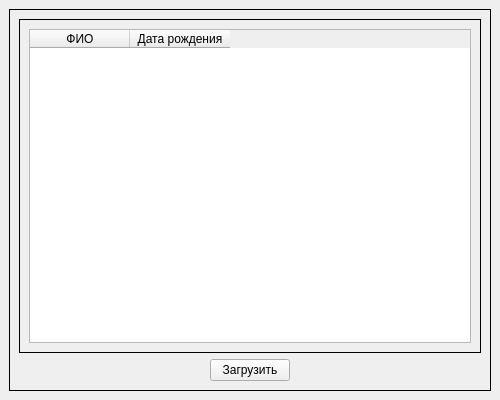
Above: mainwindow.ui from PepaSmoker/labs before the change. Below: the same form after it.
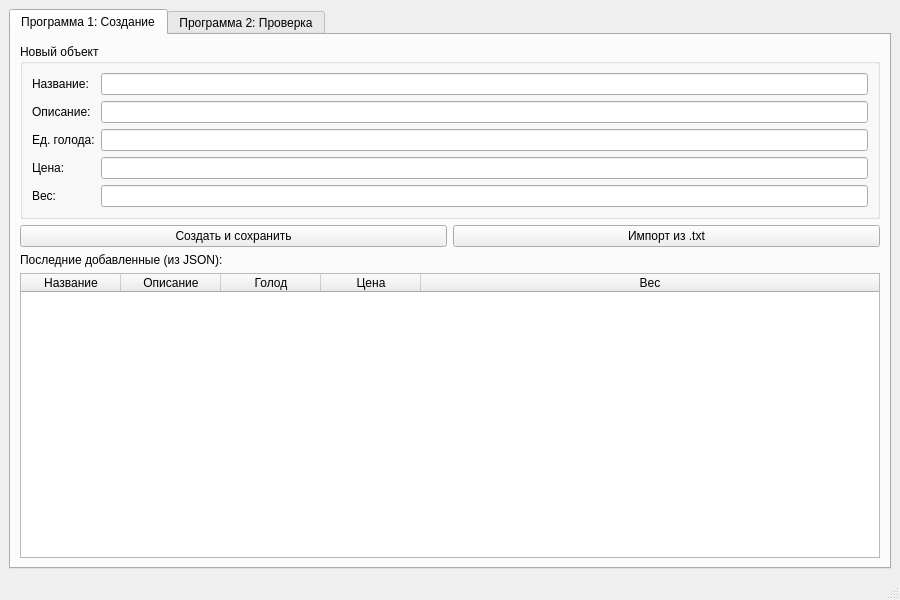
That is the form after the change. The open tabs and pages were chosen to show the change.

Patch:
```diff
--- a/mainwindow.ui
+++ b/mainwindow.ui
@@ -6,8 +6,8 @@
    <rect>
     <x>0</x>
     <y>0</y>
-    <width>500</width>
-    <height>400</height>
+    <width>900</width>
+    <height>600</height>
    </rect>
   </property>
   <property name="windowTitle">
@@ -18,64 +18,267 @@
    <layout class="QVBoxLayout" name="verticalLayout">
 
     <item>
-     <widget class="QFrame" name="frameOuter">
-      <property name="frameShape">
-       <enum>QFrame::Box</enum>
+     <widget class="QTabWidget" name="tabWidget">
+      <property name="currentIndex">
+       <number>1</number>
       </property>
-
-      <layout class="QVBoxLayout" name="frameLayout">
-
-       <item>
-        <widget class="QFrame" name="frameInner">
-         <property name="frameShape">
-          <enum>QFrame::Box</enum>
-         </property>
-
-         <layout class="QVBoxLayout" name="innerLayout">
-
-          <item>
-           <widget class="QTableWidget" name="tableWidget">
-            <property name="columnCount">
-             <number>2</number>
-            </property>
-
-            <column>
+      <widget class="QWidget" name="tabCreate">
+       <attribute name="title">
+        <string>Программа 1: Создание</string>
+       </attribute>
+       <layout class="QVBoxLayout" name="verticalLayout_2">
+        <item>
+         <widget class="QGroupBox" name="groupBox">
+          <property name="title">
+           <string>Новый объект</string>
+          </property>
+          <layout class="QFormLayout" name="formLayout">
+           <item row="0" column="0">
+            <widget class="QLabel" name="labelName">
              <property name="text">
-              <string>ФИО</string>
+              <string>Название:</string>
              </property>
-            </column>
-
-            <column>
+            </widget>
+           </item>
+           <item row="0" column="1">
+            <widget class="QLineEdit" name="leName"/>
+           </item>
+           <item row="1" column="0">
+            <widget class="QLabel" name="labelDescription">
              <property name="text">
-              <string>Дата рождения</string>
+              <string>Описание:</string>
              </property>
-            </column>
-
+            </widget>
+           </item>
+           <item row="1" column="1">
+            <widget class="QLineEdit" name="leDescription"/>
+           </item>
+           <item row="2" column="0">
+            <widget class="QLabel" name="labelHunger">
+             <property name="text">
+              <string>Ед. голода:</string>
+             </property>
+            </widget>
+           </item>
+           <item row="2" column="1">
+            <widget class="QLineEdit" name="leHunger"/>
+           </item>
+           <item row="3" column="0">
+            <widget class="QLabel" name="labelPrice">
+             <property name="text">
+              <string>Цена:</string>
+             </property>
+            </widget>
+           </item>
+           <item row="3" column="1">
+            <widget class="QLineEdit" name="lePrice"/>
+           </item>
+           <item row="4" column="0">
+            <widget class="QLabel" name="labelWeight">
+             <property name="text">
+              <string>Вес:</string>
+             </property>
+            </widget>
+           </item>
+           <item row="4" column="1">
+            <widget class="QLineEdit" name="leWeight"/>
+           </item>
+          </layout>
+         </widget>
+        </item>
+        <item>
+         <layout class="QHBoxLayout" name="horizontalLayout">
+          <item>
+           <widget class="QPushButton" name="btnCreate">
+            <property name="text">
+             <string>Создать и сохранить</string>
+            </property>
            </widget>
           </item>
-
+          <item>
+           <widget class="QPushButton" name="btnImportTxt">
+            <property name="text">
+             <string>Импорт из .txt</string>
+            </property>
+           </widget>
+          </item>
          </layout>
-        </widget>
-       </item>
-
-       <item alignment="Qt::AlignHCenter">
-        <widget class="QPushButton" name="loadBtn">
-         <property name="text">
-          <string>Загрузить</string>
-         </property>
-         <property name="minimumWidth">
-          <number>120</number>
-         </property>
-        </widget>
-       </item>
-
-      </layout>
+        </item>
+        <item>
+         <widget class="QLabel" name="labelPreview">
+          <property name="text">
+           <string>Последние добавленные (из JSON):</string>
+          </property>
+         </widget>
+        </item>
+        <item>
+         <widget class="QTableWidget" name="tablePreview">
+          <property name="columnCount">
+           <number>5</number>
+          </property>
+          <attribute name="horizontalHeaderStretchLastSection">
+           <bool>true</bool>
+          </attribute>
+          <column>
+           <property name="text">
+            <string>Название</string>
+           </property>
+          </column>
+          <column>
+           <property name="text">
+            <string>Описание</string>
+           </property>
+          </column>
+          <column>
+           <property name="text">
+            <string>Голод</string>
+           </property>
+          </column>
+          <column>
+           <property name="text">
+            <string>Цена</string>
+           </property>
+          </column>
+          <column>
+           <property name="text">
+            <string>Вес</string>
+           </property>
+          </column>
+         </widget>
+        </item>
+       </layout>
+      </widget>
+      <widget class="QWidget" name="tabCheck">
+       <attribute name="title">
+        <string>Программа 2: Проверка</string>
+       </attribute>
+       <layout class="QVBoxLayout" name="verticalLayout_3">
+        <item>
+         <layout class="QHBoxLayout" name="horizontalLayout_2">
+          <item>
+           <widget class="QPushButton" name="btnLoadJson">
+            <property name="text">
+             <string>Загрузить JSON</string>
+            </property>
+           </widget>
+          </item>
+          <item>
+           <widget class="QPushButton" name="btnSaveBroken">
+            <property name="text">
+             <string>Сохранить битые объекты в файл</string>
+            </property>
+           </widget>
+          </item>
+          <item>
+           <widget class="QPushButton" name="btnRefreshTables">
+            <property name="text">
+             <string>Обновить таблицы</string>
+            </property>
+           </widget>
+          </item>
+         </layout>
+        </item>
+        <item>
+         <widget class="QLabel" name="labelValid">
+          <property name="text">
+           <string>Корректные объекты:</string>
+          </property>
+         </widget>
+        </item>
+        <item>
+         <widget class="QTableWidget" name="tableValid">
+          <property name="columnCount">
+           <number>5</number>
+          </property>
+          <attribute name="horizontalHeaderStretchLastSection">
+           <bool>true</bool>
+          </attribute>
+          <column>
+           <property name="text">
+            <string>Название</string>
+           </property>
+          </column>
+          <column>
+           <property name="text">
+            <string>Описание</string>
+           </property>
+          </column>
+          <column>
+           <property name="text">
+            <string>Голод</string>
+           </property>
+          </column>
+          <column>
+           <property name="text">
+            <string>Цена</string>
+           </property>
+          </column>
+          <column>
+           <property name="text">
+            <string>Вес</string>
+           </property>
+          </column>
+         </widget>
+        </item>
+        <item>
+         <widget class="QLabel" name="labelBroken">
+          <property name="text">
+           <string>Битые объекты:</string>
+          </property>
+         </widget>
+        </item>
+        <item>
+         <widget class="QTableWidget" name="tableBroken">
+          <property name="columnCount">
+           <number>5</number>
+          </property>
+          <attribute name="horizontalHeaderStretchLastSection">
+           <bool>true</bool>
+          </attribute>
+          <column>
+           <property name="text">
+            <string>Название</string>
+           </property>
+          </column>
+          <column>
+           <property name="text">
+            <string>Описание</string>
+           </property>
+          </column>
+          <column>
+           <property name="text">
+            <string>Голод</string>
+           </property>
+          </column>
+          <column>
+           <property name="text">
+            <string>Цена</string>
+           </property>
+          </column>
+          <column>
+           <property name="text">
+            <string>Вес</string>
+           </property>
+          </column>
+         </widget>
+        </item>
+       </layout>
+      </widget>
      </widget>
     </item>
-
    </layout>
   </widget>
-
+  <widget class="QMenuBar" name="menubar">
+   <property name="geometry">
+    <rect>
+     <x>0</x>
+     <y>0</y>
+     <width>900</width>
+     <height>22</height>
+    </rect>
+   </property>
+  </widget>
+  <widget class="QStatusBar" name="statusbar"/>
  </widget>
  <resources/>
  <connections/>
```
Left out of the diff: 4 changed lines with no effect on the pictures.
